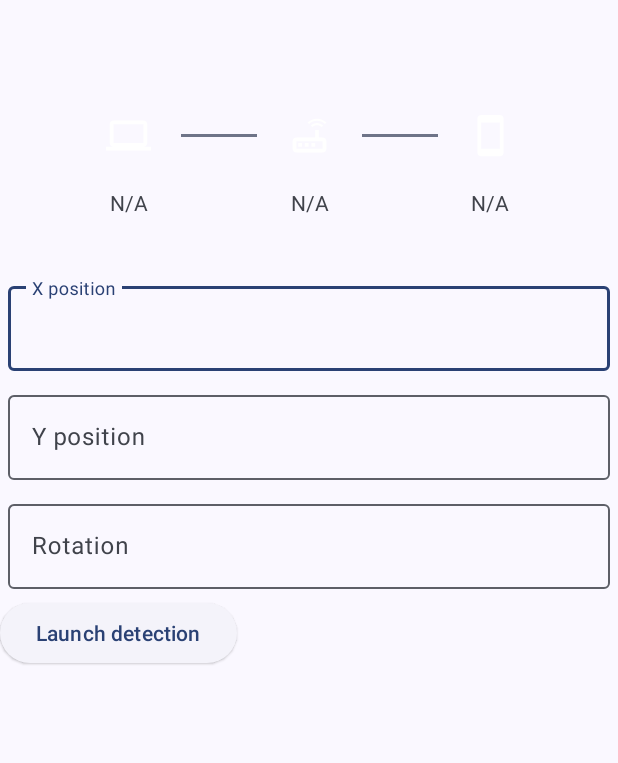
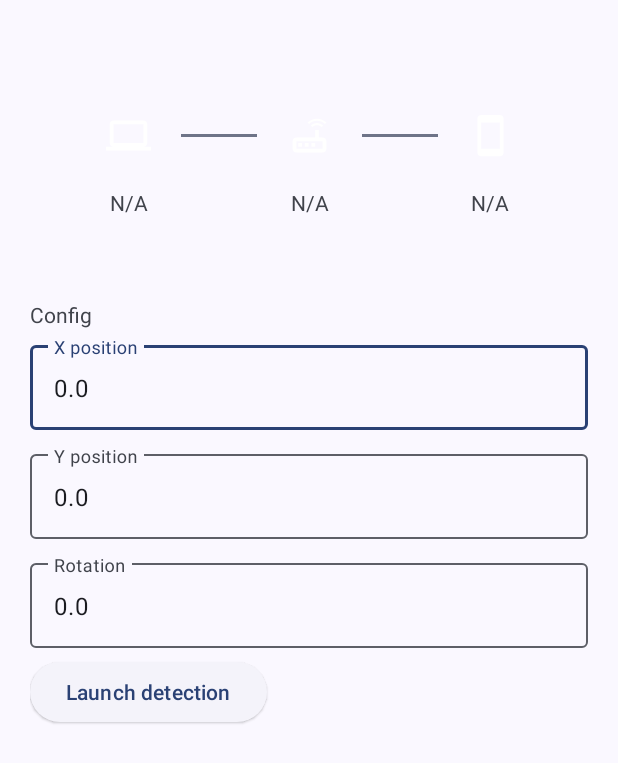
Before and after one commit to danipatko/camloc-app, an Android app: the screen it shows after launch (MainActivity), on a phone screen of 412 x 824 dp. Shown: the top 763 px of the screen. Run offline under Robolectric (Android 15) with nearby library versions, the phone set to English and light mode, and no system bars.

Commit message:
add config persistence, create bound service

```diff
--- a/app/src/main/AndroidManifest.xml
+++ b/app/src/main/AndroidManifest.xml
@@ -23,6 +23,8 @@
         android:supportsRtl="true"
         android:theme="@style/Theme.CamLoc"
         tools:targetApi="31">
+        <service android:name=".NetService" />
+
         <activity
             android:name=".activities.TrackerActivity"
             android:exported="false"
--- a/app/src/main/res/layout/activity_main.xml
+++ b/app/src/main/res/layout/activity_main.xml
@@ -125,12 +125,18 @@
     <LinearLayout
         android:layout_width="match_parent"
         android:layout_height="0dp"
+        android:gravity="start"
+        android:padding="20dp"
         android:orientation="vertical"
-        android:gravity="start"
         app:layout_constraintEnd_toEndOf="parent"
         app:layout_constraintStart_toStartOf="parent"
         app:layout_constraintTop_toBottomOf="@+id/appbar"
         app:layout_constraintBottom_toBottomOf="parent">
+
+        <TextView
+            android:layout_width="match_parent"
+            android:layout_height="wrap_content"
+            android:text="Config" />
 
         <!-- <com.google.android.material.divider.MaterialDivider
             android:layout_width="match_parent"
@@ -142,8 +148,8 @@
             android:id="@+id/posx_field"
             android:layout_width="match_parent"
             android:layout_height="wrap_content"
-            android:layout_margin="5dp"
-            android:hint="@string/pos_x">
+            android:layout_marginVertical="5dp"
+             android:hint="@string/pos_x">
             <com.google.android.material.textfield.TextInputEditText
                 android:layout_width="match_parent"
                 android:layout_height="wrap_content"/>
@@ -153,8 +159,8 @@
             android:id="@+id/posy_field"
             android:layout_width="match_parent"
             android:layout_height="wrap_content"
-            android:layout_margin="5dp"
-            android:hint="@string/pos_y">
+            android:layout_marginVertical="5dp"
+             android:hint="@string/pos_y">
             <com.google.android.material.textfield.TextInputEditText
                 android:layout_width="match_parent"
                 android:layout_height="wrap_content"/>
@@ -164,8 +170,8 @@
             android:id="@+id/rot_field"
             android:layout_width="match_parent"
             android:layout_height="wrap_content"
-            android:layout_margin="5dp"
-            android:hint="@string/pos_rot">
+            android:layout_marginVertical="5dp"
+             android:hint="@string/pos_rot">
             <com.google.android.material.textfield.TextInputEditText
                 android:layout_width="match_parent"
                 android:layout_height="wrap_content"/>
```
Also changed, not shown: app/src/main/java/com/dapa/camloc/MainActivity.kt (+53 -2 lines), app/src/main/java/com/dapa/camloc/NetService.kt (added, +27 -0 lines), app/src/main/java/com/dapa/camloc/activities/TrackerActivity.kt (+48 -6 lines).
